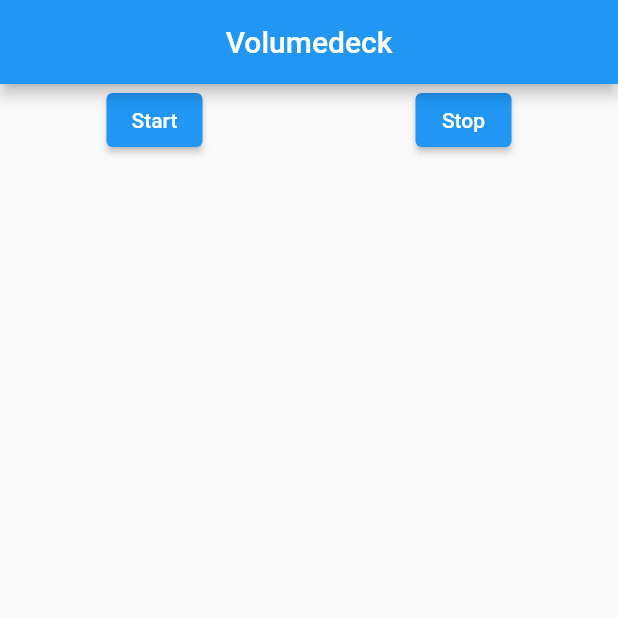
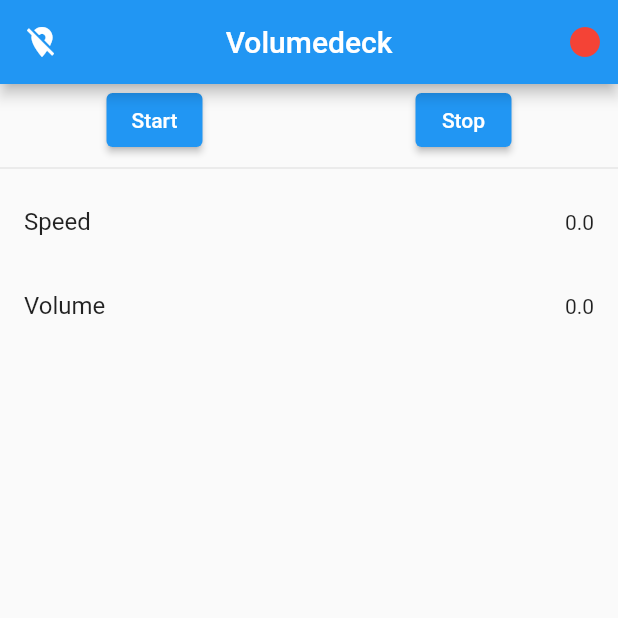
Before and after one commit to Navideck/volumedeck_sdk_flutter, a Flutter app: the screen it shows after launch, after a tap on "Start", on a phone screen of 412 x 824 dp, the top half of it. Run offline on Flutter 3.47's test engine with Material 2 defaults, Android fonts, the phone set to English and light mode, and no system bars.

Commit message:
Add volumedeck events (#1)
* Add volumedeck events

* remove event streams

* add parameter to runInBackground

* resolve comments

* resolve comments

```diff
--- a/example/lib/main.dart
+++ b/example/lib/main.dart
@@ -1,3 +1,5 @@
+// ignore_for_file: avoid_print
+
 import 'package:flutter/material.dart';
 import 'package:volumedeck_flutter/volumedeck_flutter.dart';
 
@@ -13,8 +15,37 @@ class MyApp extends StatefulWidget {
 }
 
 class _MyAppState extends State<MyApp> {
+  late Volumedeck volumedeck;
+
+  bool isLocationOn = false;
+  bool isStarted = false;
+  double speed = 0.0;
+  double volume = 0.0;
+
+  void initializeVolumedeck() {
+    volumedeck = Volumedeck(
+      runInBackground: false,
+      onLocationStatusChange: (bool status) {
+        setState(() => isLocationOn = status);
+      },
+      onStart: () {
+        setState(() => isStarted = true);
+      },
+      onStop: () {
+        setState(() => isStarted = false);
+      },
+      onLocationUpdate: (s, v) {
+        setState(() {
+          speed = s;
+          volume = v;
+        });
+      },
+    );
+  }
+
   @override
   void initState() {
+    initializeVolumedeck();
     super.initState();
   }
 
@@ -26,21 +57,45 @@ class _MyAppState extends State<MyApp> {
           appBar: AppBar(
             title: const Text('Volumedeck'),
             centerTitle: true,
+            leading: Icon(
+              isLocationOn ? Icons.location_on : Icons.location_off,
             ),
-          body: Row(
+            actions: [
+              Icon(
+                Icons.circle,
+                color: isStarted ? Colors.green : Colors.red,
+              ),
+              const SizedBox(width: 10)
+            ],
+          ),
+          body: Column(
+            crossAxisAlignment: CrossAxisAlignment.start,
+            children: [
+              Row(
                 mainAxisAlignment: MainAxisAlignment.spaceAround,
                 children: [
                   ElevatedButton(
                     onPressed: () {
-                  VolumedeckFlutter.start();
+                      volumedeck.start();
                     },
                     child: const Text("Start"),
                   ),
                   ElevatedButton(
                     onPressed: () {
-                  VolumedeckFlutter.stop();
+                      volumedeck.stop();
                     },
                     child: const Text("Stop"),
+                  ),
+                ],
+              ),
+              const Divider(),
+              ListTile(
+                title: const Text("Speed"),
+                trailing: Text(speed.toString()),
+              ),
+              ListTile(
+                title: const Text("Volume"),
+                trailing: Text(volume.toString()),
               )
             ],
           )),
--- a/lib/volumedeck_flutter.dart
+++ b/lib/volumedeck_flutter.dart
@@ -1,6 +1,50 @@
-import 'package:volumedeck_flutter/volumedeck_flutter_method_channel.dart';
+import 'package:flutter/services.dart';
 
-class VolumedeckFlutter {
-  static Future start() => MethodChannelVolumedeckFlutter.start();
-  static Future stop() => MethodChannelVolumedeckFlutter.stop();
+class Volumedeck {
+  bool runInBackground;
+  VoidCallback? onStart;
+  VoidCallback? onStop;
+  Function(bool status)? onLocationStatusChange;
+  Function(double speed, double volume)? onLocationUpdate;
+
+  Volumedeck({
+    this.runInBackground = false,
+    this.onLocationStatusChange,
+    this.onStart,
+    this.onStop,
+    this.onLocationUpdate,
+  }) {
+    _messageConnector.setMessageHandler((dynamic message) async {
+      var type = message["type"];
+      var data = message["data"];
+      switch (type) {
+        case "onStart":
+          onStart?.call();
+          break;
+        case "onStop":
+          onStop?.call();
+          break;
+        case "onLocationStatusChange":
+          onLocationStatusChange?.call(data);
+          break;
+        case "onLocationUpdate":
+          onLocationUpdate?.call(data["speed"], data["volume"]);
+          break;
+      }
+      return null;
+    });
+    _methodChannel.invokeMethod("initialize", runInBackground);
+  }
+
+  final _methodChannel = const MethodChannel(
+    '@com.navideck.volumedeck_flutter',
+  );
+  final _messageConnector = const BasicMessageChannel(
+    "@com.navideck.volumedeck_flutter/message_connector",
+    StandardMessageCodec(),
+  );
+
+  Future start() => _methodChannel.invokeMethod('start');
+
+  Future stop() => _methodChannel.invokeMethod('stop');
 }
--- a/lib/volumedeck_flutter_method_channel.dart
+++ /dev/null
@@ -1,10 +0,0 @@
-import 'package:flutter/services.dart';
-
-class MethodChannelVolumedeckFlutter {
-  static const MethodChannel _methodChannel =
-      MethodChannel('@com.navideck.volumedeck_flutter');
-
-  static Future start() => _methodChannel.invokeMethod<String>('start');
-
-  static Future stop() => _methodChannel.invokeMethod<String>('stop');
-}
```
Also changed, not shown: 2 other files. Lines whose indentation alone changed are shown as unchanged.
